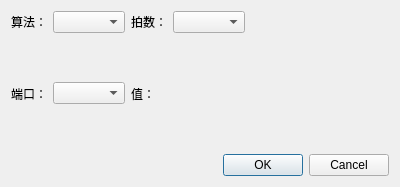
jiaqingguo/FMU_QT, file addValueDialog.ui: the form before one commit.
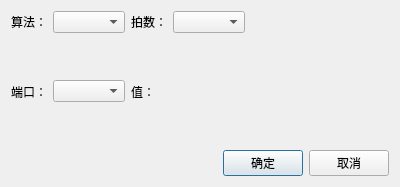
The form after the commit.

Commit message: addValueDialog界面逻辑崩溃问题

Diff of the .ui file:
```diff
--- a/addValueDialog.ui
+++ b/addValueDialog.ui
@@ -93,14 +93,35 @@
     </layout>
    </item>
    <item>
-    <widget class="QDialogButtonBox" name="buttonBox">
+    <layout class="QHBoxLayout" name="horizontalLayout_3">
+     <item>
+      <spacer name="horizontalSpacer_2">
      <property name="orientation">
       <enum>Qt::Horizontal</enum>
      </property>
-     <property name="standardButtons">
-      <set>QDialogButtonBox::Cancel|QDialogButtonBox::Ok</set>
-     </property>
-    </widget>
+       <property name="sizeHint" stdset="0">
+        <size>
+         <width>40</width>
+         <height>20</height>
+        </size>
+       </property>
+      </spacer>
+     </item>
+     <item>
+      <widget class="QPushButton" name="btn_ok">
+       <property name="text">
+        <string>确定</string>
+       </property>
+      </widget>
+     </item>
+     <item>
+      <widget class="QPushButton" name="btn_cancle">
+       <property name="text">
+        <string>取消</string>
+       </property>
+      </widget>
+     </item>
+    </layout>
    </item>
   </layout>
  </widget>
```
Lines whose indentation alone changed are shown as unchanged. The commit also changes 5 other files.
